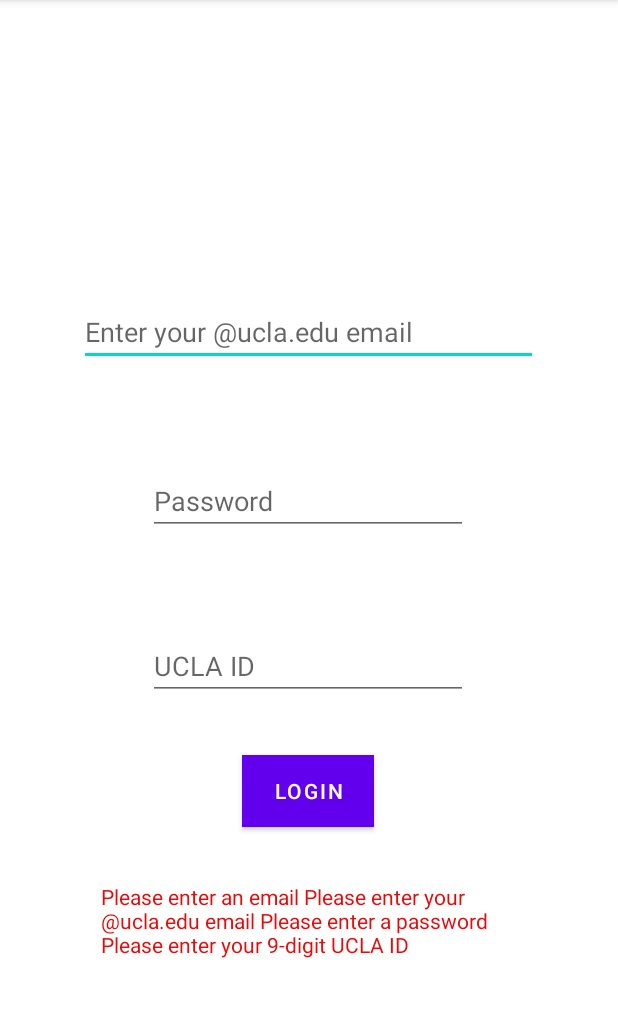
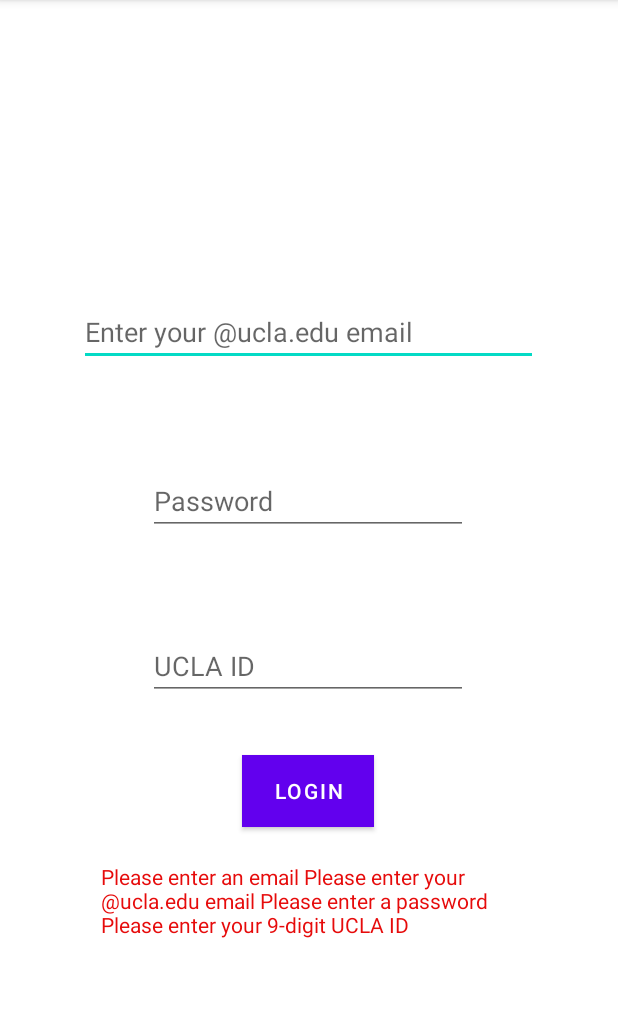
Before and after one commit to TraceLA/TraceLAAndroid, an Android app: the screen it shows after launch (LoginPage), after a tap on "LOGIN", on a phone screen of 412 x 824 dp, the part 84-1101 px from its top. Run offline under Robolectric (Android 15) with nearby library versions, the phone set to English and light mode, and no system bars.

Commit message:
Added Constraint between Error TextView and Login Button

```diff
--- a/app/src/main/res/layout/activity_login_page.xml
+++ b/app/src/main/res/layout/activity_login_page.xml
@@ -71,10 +71,12 @@
         android:id="@+id/errorTextView"
         android:layout_width="276dp"
         android:layout_height="76dp"
+        android:layout_marginTop="10dp"
         android:layout_marginBottom="104dp"
         android:textColor="#E60B0B"
         app:layout_constraintBottom_toBottomOf="parent"
         app:layout_constraintEnd_toEndOf="parent"
         app:layout_constraintHorizontal_bias="0.496"
-        app:layout_constraintStart_toStartOf="parent" />
+        app:layout_constraintStart_toStartOf="parent"
+        app:layout_constraintTop_toBottomOf="@+id/loginButton" />
 </androidx.constraintlayout.widget.ConstraintLayout>
```
